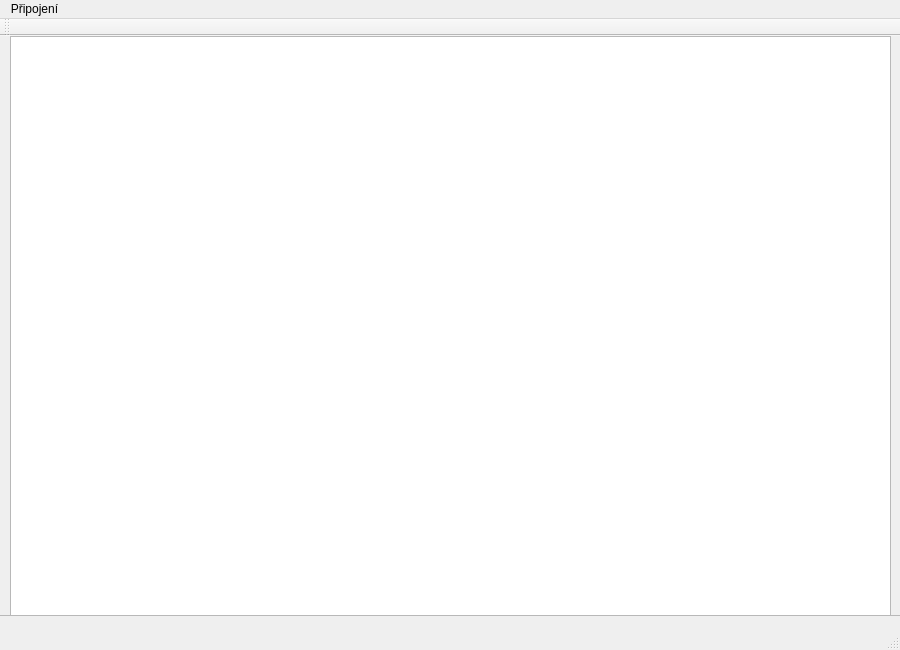
The window that icmp/ICMPSniffer/gui/mainwindow.ui (vairad/zcu-psi) describes before a commit, drawn with Qt 5.
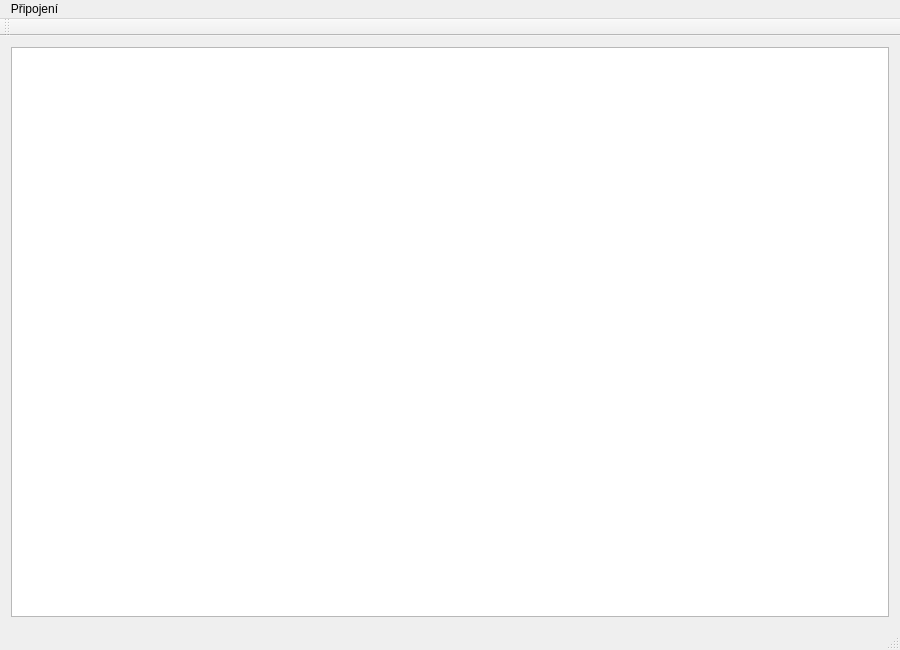
The same window after the commit.

The edit to the form file:
```diff
--- a/icmp/ICMPSniffer/gui/mainwindow.ui
+++ b/icmp/ICMPSniffer/gui/mainwindow.ui
@@ -17,39 +17,11 @@
    <string>ICMP Generator</string>
   </property>
   <widget class="QWidget" name="centralWidget">
-   <widget class="QScrollArea" name="scrollArea">
-    <property name="geometry">
-     <rect>
-      <x>-1</x>
-      <y>-1</y>
-      <width>941</width>
-      <height>581</height>
-     </rect>
-    </property>
-    <property name="widgetResizable">
-     <bool>true</bool>
-    </property>
-    <widget class="QWidget" name="scrollAreaWidgetContents">
-     <property name="geometry">
-      <rect>
-       <x>0</x>
-       <y>0</y>
-       <width>939</width>
-       <height>579</height>
-      </rect>
-     </property>
-     <widget class="QTableView" name="packets">
-      <property name="geometry">
-       <rect>
-        <x>10</x>
-        <y>0</y>
-        <width>881</width>
-        <height>581</height>
-       </rect>
-      </property>
-     </widget>
-    </widget>
-   </widget>
+   <layout class="QHBoxLayout" name="horizontalLayout">
+    <item>
+      <widget class="QTableView" name="packets"/>
+    </item>
+   </layout>
   </widget>
   <widget class="QMenuBar" name="menuBar">
    <property name="geometry">
```
Left out of the diff: 8 changed lines with no effect on the pictures.
